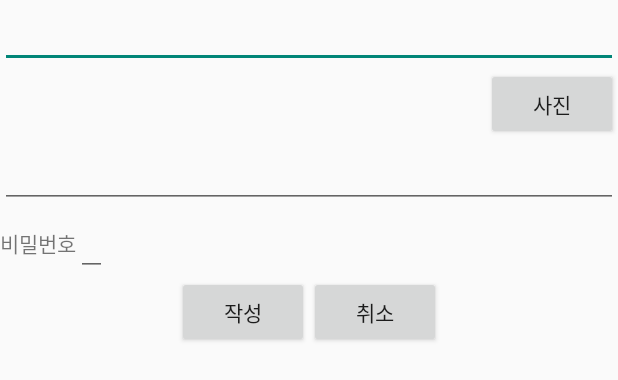
After one commit to HaengSu/PCEstimate, an Android app: the layout activity_write_post.xml on its own in the app's theme, with its tools: preview values and no code run, on a phone screen of 412 x 824 dp. The commit adds this screen. Shown: the top 380 px of the screen. Run offline under Robolectric (Android 15) with nearby library versions, the phone set to English and light mode, and no system bars.

Commit message:
feat : 게시판 레이아웃 추가

```diff
--- a/app/src/main/java/com/app/pcestimate/MainActivity.java
+++ b/app/src/main/java/com/app/pcestimate/MainActivity.java
@@ -15,8 +15,11 @@ public class MainActivity extends AppCompatActivity {
         setContentView(R.layout.activity_main);
 
         // test
+//        startActivity(new Intent(this, ActivityPriceSelector.class));
+//        finish();
+
         startActivity(new Intent(this, ActivityPriceSelector.class));
-        finish();
+//        finish();
 
     }
 }
--- /dev/null
+++ b/app/src/main/res/layout/activity_write_post.xml
@@ -0,0 +1,68 @@
+<?xml version="1.0" encoding="utf-8"?>
+<androidx.constraintlayout.widget.ConstraintLayout xmlns:android="http://schemas.android.com/apk/res/android"
+    xmlns:app="http://schemas.android.com/apk/res-auto"
+    android:layout_width="match_parent"
+    android:layout_height="match_parent">
+
+    <EditText
+        android:id="@+id/ed_title_write"
+        android:layout_width="match_parent"
+        android:layout_height="wrap_content"
+        app:layout_constraintTop_toTopOf="parent" />
+
+    <Button
+        android:id="@+id/bt_get_photo_write"
+        android:layout_width="wrap_content"
+        android:layout_height="wrap_content"
+        android:text="사진"
+        app:layout_constraintEnd_toEndOf="parent"
+        app:layout_constraintTop_toBottomOf="@id/ed_title_write" />
+
+    <EditText
+        android:id="@+id/ed_content_write"
+        android:layout_width="match_parent"
+        android:layout_height="wrap_content"
+        app:layout_constraintTop_toBottomOf="@id/bt_get_photo_write" />
+
+    <LinearLayout
+        android:id="@+id/layout_password_write"
+        android:layout_width="wrap_content"
+        android:layout_height="wrap_content"
+        android:orientation="horizontal"
+        app:layout_constraintStart_toStartOf="parent"
+        app:layout_constraintTop_toBottomOf="@id/ed_content_write">
+
+        <TextView
+            android:layout_width="wrap_content"
+            android:layout_height="wrap_content"
+            android:text="비밀번호" />
+
+        <EditText
+            android:id="@+id/ed_password_write"
+            android:layout_width="wrap_content"
+            android:layout_height="wrap_content"
+            android:inputType="numberPassword" />
+    </LinearLayout>
+
+    <LinearLayout
+        android:layout_width="wrap_content"
+        android:layout_height="wrap_content"
+        android:orientation="horizontal"
+        app:layout_constraintTop_toBottomOf="@id/layout_password_write"
+        app:layout_constraintEnd_toEndOf="parent"
+        app:layout_constraintStart_toStartOf="parent">
+
+
+        <Button
+            android:id="@+id/bt_create_write"
+            android:layout_width="wrap_content"
+            android:layout_height="wrap_content"
+            android:text="작성" />
+
+        <Button
+            android:id="@+id/bt_cancel_write"
+            android:layout_width="wrap_content"
+            android:layout_height="wrap_content"
+            android:text="취소" />
+    </LinearLayout>
+</androidx.constraintlayout.widget.ConstraintLayout>
```
Also changed, not shown: app/src/main/res/layout/activity_main_board.xml (added, +41 -0 lines), app/src/main/res/layout/dialog_delete.xml (added, +24 -0 lines), app/src/main/res/layout/item_main_board_post.xml (added, +27 -0 lines).
